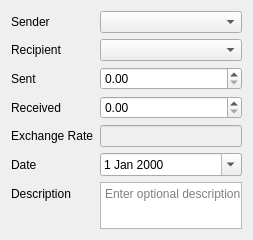
The window that src/views/ui_files/dialogs/cash_transfer_dialog.ui (JakubFranek/Kapytal) describes before a commit, drawn with Qt 5.
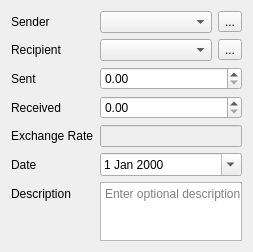
The same window after the commit.

Diff of the .ui file:
```diff
--- a/src/views/ui_files/dialogs/cash_transfer_dialog.ui
+++ b/src/views/ui_files/dialogs/cash_transfer_dialog.ui
@@ -10,7 +10,7 @@
     <x>0</x>
     <y>0</y>
     <width>253</width>
-    <height>240</height>
+    <height>252</height>
    </rect>
   </property>
   <property name="sizePolicy">
@@ -26,47 +26,28 @@
    <locale language="English" country="UnitedKingdom"/>
   </property>
   <layout class="QFormLayout" name="formLayout">
-   <item row="0" column="0">
+   <item row="1" column="0">
     <widget class="QLabel" name="senderLabel">
      <property name="text">
       <string>Sender</string>
      </property>
     </widget>
    </item>
-   <item row="0" column="1">
-    <widget class="QComboBox" name="senderComboBox">
-     <property name="sizePolicy">
-      <sizepolicy hsizetype="Preferred" vsizetype="Fixed">
-       <horstretch>0</horstretch>
-       <verstretch>0</verstretch>
-      </sizepolicy>
-     </property>
-     <property name="editable">
-      <bool>false</bool>
-     </property>
-     <property name="insertPolicy">
-      <enum>QComboBox::NoInsert</enum>
-     </property>
-    </widget>
-   </item>
-   <item row="1" column="0">
+   <item row="3" column="0">
     <widget class="QLabel" name="recipientLabel">
      <property name="text">
       <string>Recipient</string>
      </property>
     </widget>
    </item>
-   <item row="1" column="1">
-    <widget class="QComboBox" name="recipientComboBox"/>
-   </item>
-   <item row="2" column="0">
+   <item row="4" column="0">
     <widget class="QLabel" name="sentLabel">
      <property name="text">
       <string>Sent</string>
      </property>
     </widget>
    </item>
-   <item row="2" column="1">
+   <item row="4" column="1">
     <widget class="QDoubleSpinBox" name="sentDoubleSpinBox">
      <property name="alignment">
       <set>Qt::AlignLeading|Qt::AlignLeft|Qt::AlignVCenter</set>
@@ -79,14 +60,14 @@
      </property>
     </widget>
    </item>
-   <item row="3" column="0">
+   <item row="5" column="0">
     <widget class="QLabel" name="receivedLabel">
      <property name="text">
       <string>Received</string>
      </property>
     </widget>
    </item>
-   <item row="3" column="1">
+   <item row="5" column="1">
     <widget class="QDoubleSpinBox" name="receivedDoubleSpinBox">
      <property name="showGroupSeparator" stdset="0">
       <bool>true</bool>
@@ -96,14 +77,14 @@
      </property>
     </widget>
    </item>
-   <item row="5" column="0">
+   <item row="7" column="0">
     <widget class="QLabel" name="dateLabel">
      <property name="text">
       <string>Date</string>
      </property>
     </widget>
    </item>
-   <item row="5" column="1">
+   <item row="7" column="1">
     <widget class="QDateEdit" name="dateEdit">
      <property name="calendarPopup">
       <bool>true</bool>
@@ -113,7 +94,7 @@
      </property>
     </widget>
    </item>
-   <item row="6" column="0">
+   <item row="8" column="0">
     <layout class="QVBoxLayout" name="descriptionLabelVerticalLayout">
      <item>
       <spacer name="descriptionLabelTopVerticalSpacer">
@@ -153,7 +134,7 @@
      </item>
     </layout>
    </item>
-   <item row="6" column="1">
+   <item row="8" column="1">
     <widget class="QPlainTextEdit" name="descriptionPlainTextEdit">
      <property name="sizePolicy">
       <sizepolicy hsizetype="Expanding" vsizetype="Preferred">
@@ -175,14 +156,14 @@
      </property>
     </widget>
    </item>
-   <item row="4" column="0">
+   <item row="6" column="0">
     <widget class="QLabel" name="exchangeRateLabel">
      <property name="text">
       <string>Exchange Rate</string>
      </property>
     </widget>
    </item>
-   <item row="4" column="1">
+   <item row="6" column="1">
     <widget class="QLineEdit" name="exchangeRateLineEdit">
      <property name="enabled">
       <bool>false</bool>
@@ -195,15 +176,56 @@
      </property>
     </widget>
    </item>
+   <item row="1" column="1">
+    <layout class="QHBoxLayout" name="senderHorizontalLayout">
+     <item>
+      <widget class="QComboBox" name="senderComboBox">
+       <property name="sizePolicy">
+        <sizepolicy hsizetype="Preferred" vsizetype="Fixed">
+         <horstretch>0</horstretch>
+         <verstretch>0</verstretch>
+        </sizepolicy>
+       </property>
+       <property name="editable">
+        <bool>false</bool>
+       </property>
+       <property name="insertPolicy">
+        <enum>QComboBox::NoInsert</enum>
+       </property>
+      </widget>
+     </item>
+     <item>
+      <widget class="QToolButton" name="senderToolButton">
+       <property name="text">
+        <string>...</string>
+       </property>
+      </widget>
+     </item>
+    </layout>
+   </item>
+   <item row="3" column="1">
+    <layout class="QHBoxLayout" name="recipientHorizontalLayout">
+     <item>
+      <widget class="QComboBox" name="recipientComboBox"/>
+     </item>
+     <item>
+      <widget class="QToolButton" name="recipientToolButton">
+       <property name="text">
+        <string>...</string>
+       </property>
+      </widget>
+     </item>
+    </layout>
+   </item>
   </layout>
-  <action name="actionSelect_Payee">
+  <action name="actionSelect_Sender">
    <property name="text">
-    <string>Select Payee</string>
+    <string>Select Sender</string>
    </property>
   </action>
-  <action name="actionSelect_Tag">
+  <action name="actionSelect_Recipient">
    <property name="text">
-    <string>Select Tag</string>
+    <string>Select Recipient</string>
    </property>
   </action>
  </widget>
```
